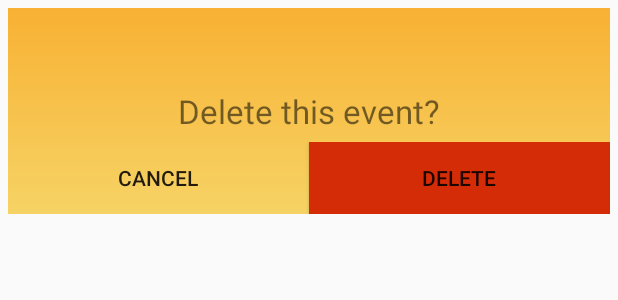
After one commit to Greiff94/SportFrontEnd, an Android app: the layout popup.xml on its own in the app's theme, with its tools: preview values and no code run, on a phone screen of 412 x 824 dp. The commit adds this screen. Shown: the top 300 px of the screen. Run offline under Robolectric (Android 15) with nearby library versions, the phone set to English and light mode, and no system bars; Roboto replaces fonts that are not available here.

Commit message:
Popupwindod to delete event complete

```diff
--- a/app/src/main/java/no/ntnu/sportsapp/adapter/EventListAdapter.java
+++ b/app/src/main/java/no/ntnu/sportsapp/adapter/EventListAdapter.java
@@ -21,7 +21,6 @@ import java.util.ArrayList;
 import no.ntnu.sportsapp.R;
 import no.ntnu.sportsapp.activity.EventActivity;
 import no.ntnu.sportsapp.model.Event;
-import no.ntnu.sportsapp.model.User;
 
 public class EventListAdapter extends RecyclerView.Adapter<EventListAdapter.ViewHolder> {
     private ArrayList<Event> events = new ArrayList<>();
@@ -61,7 +60,7 @@ public class EventListAdapter extends RecyclerView.Adapter<EventListAdapter.View
                 intent.putExtra("date", event.getDate());
                 intent.putExtra("time", event.getTime());
                 intent.putExtra("location", event.getLocation());
-                intent.putExtra("eventCreator", event.getCreator().getUid());
+                intent.putExtra("eventCreator", event.getEventCreator().getUid());
                 intent.putExtra("maxPlayers", Integer.toString(event.getMaxPlayers()));
                 intent.putExtra("latLng", event.getLatLng());
                 view.getContext().startActivity(intent);
--- /dev/null
+++ b/app/src/main/res/layout/popup.xml
@@ -0,0 +1,43 @@
+<?xml version="1.0" encoding="utf-8"?>
+<RelativeLayout xmlns:android="http://schemas.android.com/apk/res/android"
+    android:layout_width="wrap_content"
+    android:layout_height="wrap_content"
+    xmlns:app="http://schemas.android.com/apk/res-auto"
+    android:background="@drawable/gradient_bg"
+    app:cardElevation="10dp"
+    app:cardCornerRadius="10dp"
+    android:layout_margin="5dp">
+
+    <TextView
+        android:id="@+id/popuptext"
+        android:layout_width="wrap_content"
+        android:layout_height="wrap_content"
+        android:layout_centerInParent="true"
+        android:layout_margin="30dp"
+        android:textSize="22sp"
+        android:text="Delete this event?"/>
+
+    <LinearLayout
+        android:layout_width="match_parent"
+        android:layout_height="wrap_content"
+        android:layout_below="@+id/popuptext"
+        android:orientation="horizontal">
+    <Button
+        android:id="@+id/popupcancel"
+        android:layout_width="wrap_content"
+        android:layout_height="wrap_content"
+        android:background="@color/transparent"
+        android:layout_weight="1"
+        android:text="Cancel" />
+
+    <Button
+        android:id="@+id/popupdelete"
+        android:layout_width="wrap_content"
+        android:layout_height="wrap_content"
+        android:background="#D52C08"
+        android:layout_weight="1"
+        android:text="Delete"/>
+
+    </LinearLayout>
+
+</RelativeLayout>
```
Also changed, not shown: app/src/main/java/no/ntnu/sportsapp/activity/EventActivity.java (+55 -3 lines), app/src/main/java/no/ntnu/sportsapp/model/Event.java (+7 -7 lines).
